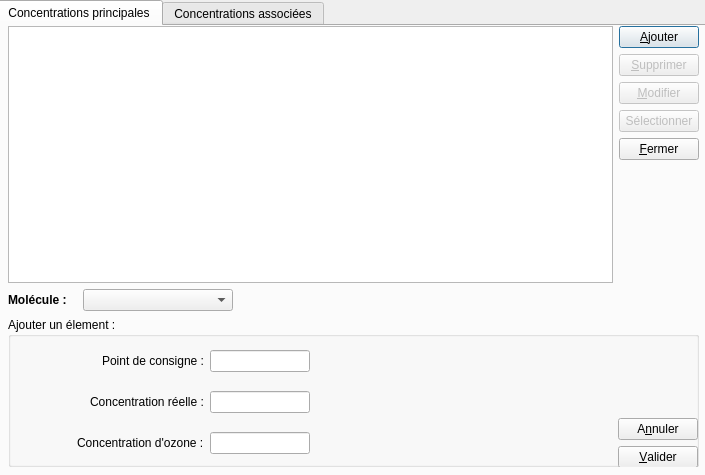
This is dlg_concentration.ui in InformatiqueAtmoNA/tam as Qt 5 draws it before an edit. The edited form follows.
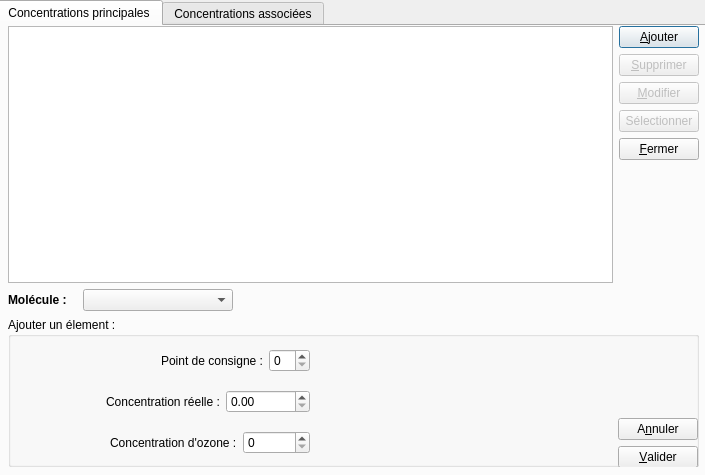
This is the edited form. The open tabs and pages were chosen to show the change.

What changed in the file:
```diff
--- a/dlg_concentration.ui
+++ b/dlg_concentration.ui
@@ -195,26 +195,7 @@
                </widget>
               </item>
               <item>
-               <widget class="QLineEdit" name="lineEdit_Point">
-                <property name="sizePolicy">
-                 <sizepolicy hsizetype="Fixed" vsizetype="Fixed">
-                  <horstretch>0</horstretch>
-                  <verstretch>0</verstretch>
-                 </sizepolicy>
-                </property>
-                <property name="minimumSize">
-                 <size>
-                  <width>100</width>
-                  <height>0</height>
-                 </size>
-                </property>
-                <property name="maximumSize">
-                 <size>
-                  <width>100</width>
-                  <height>16777215</height>
-                 </size>
-                </property>
-               </widget>
+               <widget class="QSpinBox" name="spinBox_PointGaz"/>
               </item>
              </layout>
             </item>
@@ -244,24 +225,9 @@
                </widget>
               </item>
               <item>
-               <widget class="QLineEdit" name="lineEdit_ConcReelle">
-                <property name="sizePolicy">
-                 <sizepolicy hsizetype="Fixed" vsizetype="Fixed">
-                  <horstretch>0</horstretch>
-                  <verstretch>0</verstretch>
-                 </sizepolicy>
-                </property>
-                <property name="minimumSize">
-                 <size>
-                  <width>100</width>
-                  <height>0</height>
-                 </size>
-                </property>
-                <property name="maximumSize">
-                 <size>
-                  <width>100</width>
-                  <height>16777215</height>
-                 </size>
+               <widget class="QDoubleSpinBox" name="doubleSpinBox_ConcReelle">
+                <property name="maximum">
+                 <double>99999999.989999994635582</double>
                 </property>
                </widget>
               </item>
@@ -293,24 +259,9 @@
                </widget>
               </item>
               <item>
-               <widget class="QLineEdit" name="lineEdit_ConcO3">
-                <property name="sizePolicy">
-                 <sizepolicy hsizetype="Fixed" vsizetype="Fixed">
-                  <horstretch>0</horstretch>
-                  <verstretch>0</verstretch>
-                 </sizepolicy>
-                </property>
-                <property name="minimumSize">
-                 <size>
-                  <width>100</width>
-                  <height>0</height>
-                 </size>
-                </property>
-                <property name="maximumSize">
-                 <size>
-                  <width>100</width>
-                  <height>16777215</height>
-                 </size>
+               <widget class="QSpinBox" name="spinBox_ConcO3">
+                <property name="maximum">
+                 <number>999999999</number>
                 </property>
                </widget>
               </item>
```
Left out of the diff: 14 changed lines with no effect on the pictures.
